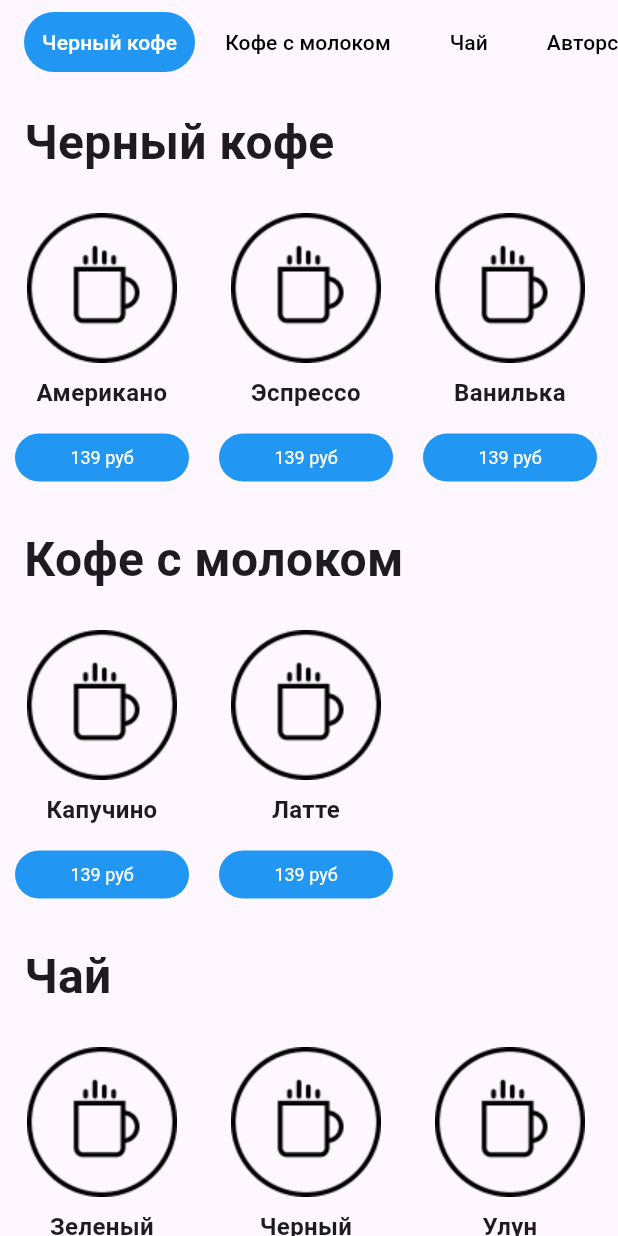
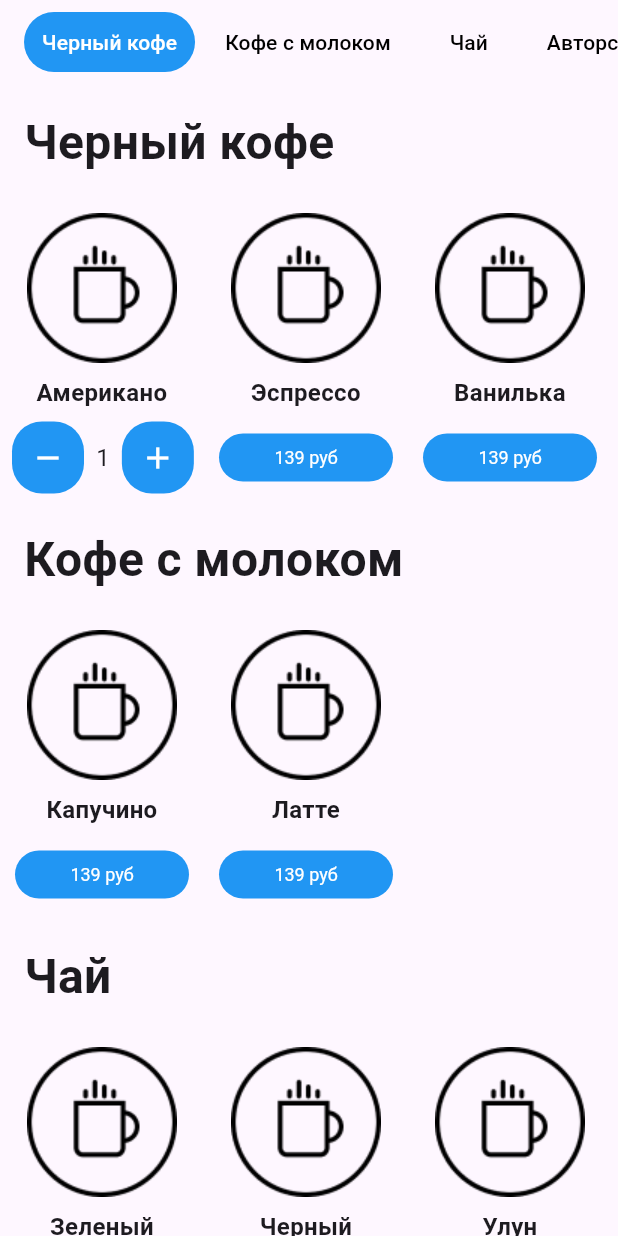
Before and after one commit to JulinwZ/flutter_effective, a Flutter app: the screen it shows after launch, after a tap on "139 руб", on a phone screen of 412 x 824 dp. Run offline on Flutter 3.47's test engine with Material 3 defaults, Android fonts, the phone set to English and light mode, and no system bars; generated files the repository leaves out were written again.

Commit message:
Добавлена анимация добавления числа товаров с ограничением в от 1 до 10

```diff
--- a/lib/src/features/menu/view/menu_screen.dart
+++ b/lib/src/features/menu/view/menu_screen.dart
@@ -32,15 +32,18 @@ class MenuScreen extends StatelessWidget {
         Product(
           name: 'Американо',
           imageUrl: 'assets/images/coffe.png',
-            price: '139 руб'),
+          price: '139 руб',
+        ),
         Product(
           name: 'Эспрессо',
           imageUrl: 'assets/images/coffe.png',
-            price: '139 руб'),
+          price: '139 руб',
+        ),
         Product(
           name: 'Ванилька',
           imageUrl: 'assets/images/coffe.png',
-            price: '139 руб'),
+          price: '139 руб',
+        ),
       ],
     ),
     Category(
@@ -49,11 +52,13 @@ class MenuScreen extends StatelessWidget {
         Product(
           name: 'Капучино',
           imageUrl: 'assets/images/coffe.png',
-            price: '139 руб'),
+          price: '139 руб',
+        ),
         Product(
           name: 'Латте',
           imageUrl: 'assets/images/coffe.png',
-            price: '139 руб'),
+          price: '139 руб',
+        ),
       ],
     ),
     Category(
@@ -62,15 +67,18 @@ class MenuScreen extends StatelessWidget {
         Product(
           name: 'Зеленый',
           imageUrl: 'assets/images/coffe.png',
-            price: '139 руб'),
+          price: '139 руб',
+        ),
         Product(
           name: 'Черный',
           imageUrl: 'assets/images/coffe.png',
-            price: '139 руб'),
+          price: '139 руб',
+        ),
         Product(
           name: 'Улун',
           imageUrl: 'assets/images/coffe.png',
-            price: '139 руб'),
+          price: '139 руб',
+        ),
       ],
     ),
   ];
@@ -99,12 +107,15 @@ class MenuScreen extends StatelessWidget {
                           ),
                         ),
                         style: ButtonStyle(
-                            shape: MaterialStateProperty.all<
-                                RoundedRectangleBorder>(RoundedRectangleBorder(
+                          shape:
+                              MaterialStateProperty.all<RoundedRectangleBorder>(
+                            RoundedRectangleBorder(
                               borderRadius: BorderRadius.circular(20),
-                            )),
+                            ),
+                          ),
                           backgroundColor:
-                                MaterialStateProperty.all<Color>(Colors.blue)),
+                              MaterialStateProperty.all<Color>(Colors.blue),
+                        ),
                       ),
                       SizedBox(width: 8),
                       TextButton(
@@ -178,27 +189,11 @@ class MenuScreen extends StatelessWidget {
                                     textAlign: TextAlign.center,
                                     style: TextStyle(
                                       fontWeight: FontWeight.bold,
-                                        fontSize: 16.0),
+                                      fontSize: 16.0,
+                                    ),
                                   ),
                                   SizedBox(height: 8),
-                                  TextButton(
-                                    onPressed: () {},
-                                    child: Text(
-                                      '${product.price}',
-                                      textAlign: TextAlign.center,
-                                    ),
-                                    style: TextButton.styleFrom(
-                                      primary: Colors.white,
-                                      backgroundColor: Colors.blue,
-                                      shape: RoundedRectangleBorder(
-                                        borderRadius: BorderRadius.circular(20),
-                                      ),
-                                      padding: EdgeInsets.symmetric(
-                                          horizontal: 16, vertical: 8),
-                                      textStyle: TextStyle(fontSize: 12),
-                                      minimumSize: Size(116, 32),
-                                    ),
-                                  ),
+                                  ProductPriceButton(product: product),
                                 ],
                               ),
                             ),
@@ -217,3 +212,87 @@ class MenuScreen extends StatelessWidget {
     );
   }
 }
+
+class ProductPriceButton extends StatefulWidget {
+  final Product product;
+
+  const ProductPriceButton({Key? key, required this.product}) : super(key: key);
+
+  @override
+  _ProductPriceButtonState createState() => _ProductPriceButtonState();
+}
+
+class _ProductPriceButtonState extends State<ProductPriceButton> {
+  int _quantity = 0;
+
+  @override
+  Widget build(BuildContext context) {
+    if (_quantity == 0) {
+      return TextButton(
+        onPressed: () {
+          setState(() {
+            _quantity++;
+          });
+        },
+        child: Text(
+          widget.product.price,
+          textAlign: TextAlign.center,
+        ),
+        style: TextButton.styleFrom(
+          primary: Colors.white,
+          backgroundColor: Colors.blue,
+          shape: RoundedRectangleBorder(
+            borderRadius: BorderRadius.circular(20),
+          ),
+          padding: EdgeInsets.symmetric(horizontal: 16, vertical: 8),
+          textStyle: TextStyle(fontSize: 12),
+          minimumSize: Size(116, 32),
+        ),
+      );
+    } else {
+      return Row(
+        mainAxisAlignment: MainAxisAlignment.center,
+        children: [
+          Container(
+            decoration: BoxDecoration(
+              borderRadius: BorderRadius.circular(20),
+              color: Colors.blue,
+            ),
+            child: IconButton(
+              onPressed: () {
+                setState(() {
+                  _quantity = (_quantity - 1).clamp(0, 10);
+                });
+              },
+              icon: Icon(Icons.remove),
+              color: Colors.white,
+            ),
+          ),
+          SizedBox(width: 8),
+          Text(
+            '$_quantity',
+            style: TextStyle(
+              fontSize: 16,
+            ),
+          ),
+          SizedBox(width: 8),
+          Container(
+            decoration: BoxDecoration(
+              borderRadius: BorderRadius.circular(20),
+              color: Colors.blue,
+            ),
+            child: IconButton(
+              onPressed: () {
+                setState(() {
+                  _quantity = (_quantity + 1).clamp(0, 10);
+                });
+              },
+              icon: Icon(Icons.add),
+              color: Colors.white,
+            ),
+          ),
+        ],
+      );
+    }
+  }
+}
```
Lines whose indentation alone changed are shown as unchanged.
